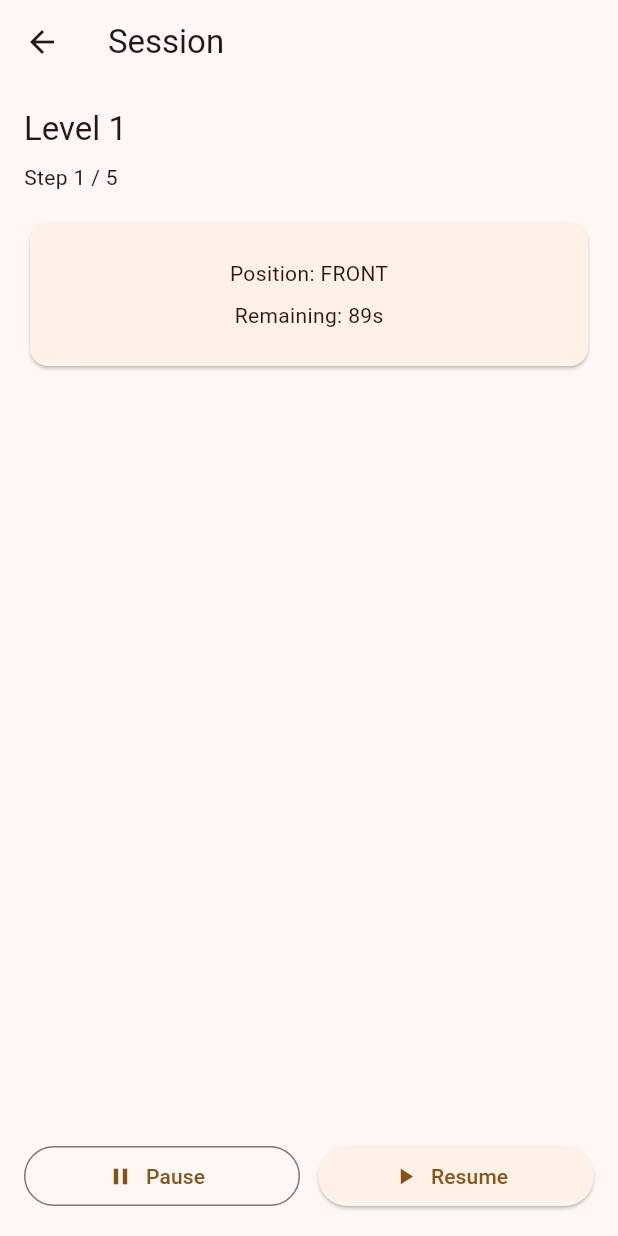
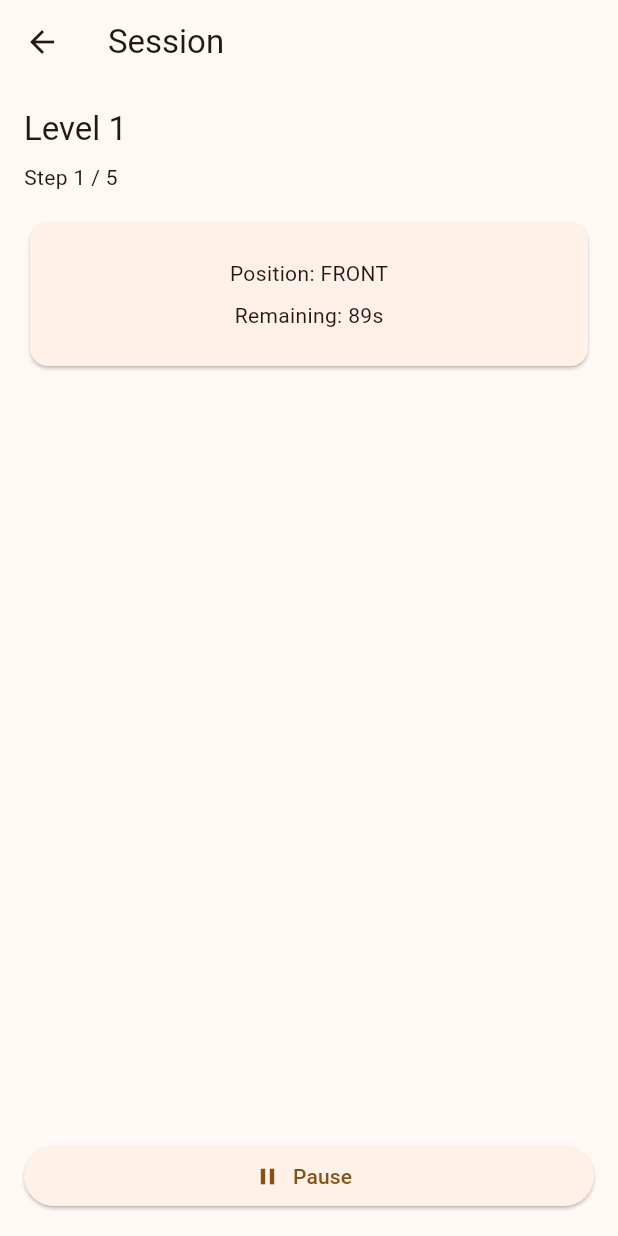
Before and after one commit to egovova11/sun_tan_app, a Flutter app: the screen it shows after launch, after a tap on "Start Program", after a tap on "Start Session", on a phone screen of 412 x 824 dp. Run offline on Flutter 3.47's test engine with Material 3 defaults, Android fonts, the phone set to English and light mode, and no system bars; our stand-ins replace equatable, flutter_bloc, flutter_local_notifications.

Commit message:
ui updates

```diff
--- a/lib/features/program/presentation/bloc/session_bloc.dart
+++ b/lib/features/program/presentation/bloc/session_bloc.dart
@@ -58,7 +58,7 @@ class SessionBloc extends Bloc<SessionEvent, SessionState> {
     await _tickerSub?.cancel();
     final isLastStep = state.stepIndex >= state.plan!.steps.length - 1;
     if (isLastStep) {
-      emit(state.copyWith(isActive: false));
+      emit(state.copyWith(isActive: false, isCompleted: true));
       if (onSessionComplete != null) await onSessionComplete!();
       return;
     }
@@ -71,7 +71,7 @@ class SessionBloc extends Bloc<SessionEvent, SessionState> {
 
   Future<void> _onFinish(FinishSession event, Emitter<SessionState> emit) async {
     await _tickerSub?.cancel();
-    emit(state.copyWith(isActive: false));
+    emit(state.copyWith(isActive: false, isCompleted: true));
     if (onSessionComplete != null) await onSessionComplete!();
   }
 
--- a/lib/features/program/presentation/bloc/session_state.dart
+++ b/lib/features/program/presentation/bloc/session_state.dart
@@ -8,12 +8,14 @@ class SessionState extends Equatable {
   final int stepIndex; // -1 when idle
   final int secondsElapsedInStep;
   final bool isActive;
+  final bool isCompleted;
 
   const SessionState({
     this.plan,
     this.stepIndex = -1,
     this.secondsElapsedInStep = 0,
     this.isActive = false,
+    this.isCompleted = false,
   });
 
   bool get isIdle => plan == null || stepIndex < 0;
@@ -32,15 +34,17 @@ class SessionState extends Equatable {
     int? stepIndex,
     int? secondsElapsedInStep,
     bool? isActive,
+    bool? isCompleted,
   }) {
     return SessionState(
       plan: plan ?? this.plan,
       stepIndex: stepIndex ?? this.stepIndex,
       secondsElapsedInStep: secondsElapsedInStep ?? this.secondsElapsedInStep,
       isActive: isActive ?? this.isActive,
+      isCompleted: isCompleted ?? this.isCompleted,
     );
   }
 
   @override
-  List<Object?> get props => [plan, stepIndex, secondsElapsedInStep, isActive];
+  List<Object?> get props => [plan, stepIndex, secondsElapsedInStep, isActive, isCompleted];
 }
--- a/lib/features/program/presentation/pages/home_page.dart
+++ b/lib/features/program/presentation/pages/home_page.dart
@@ -1,7 +1,6 @@
 import 'package:flutter/material.dart';
 import 'package:flutter_bloc/flutter_bloc.dart';
 
-import '../../../../di/di.dart';
 import '../../domain/rules/goltis_rules.dart';
 import '../bloc/program_bloc.dart';
 import '../bloc/program_event.dart';
@@ -73,6 +72,7 @@ class HomePage extends StatelessWidget {
                     final selected = await Navigator.of(context).push<int>(
                       MaterialPageRoute(builder: (_) => const LevelPickerPage()),
                     );
+                    if (!context.mounted) return;
                     if (selected != null) {
                       context.read<ProgramBloc>().add(OverrideLevel(selected));
                     }
--- a/lib/features/program/presentation/pages/session_page.dart
+++ b/lib/features/program/presentation/pages/session_page.dart
@@ -16,7 +16,7 @@ class SessionPage extends StatelessWidget {
       appBar: AppBar(title: const Text('Session')),
       body: BlocConsumer<SessionBloc, SessionState>(
         listener: (context, state) {
-          if (!state.isActive && !state.isIdle) {
+          if (state.isCompleted) {
             // session completed
             context.read<ProgramBloc>().add(CompleteCurrentLevel(DateTime.now().toUtc()));
             Navigator.of(context).pop();
@@ -50,24 +50,17 @@ class SessionPage extends StatelessWidget {
                   ),
                 ),
                 const Spacer(),
-                Row(
-                  children: [
-                    Expanded(
-                      child: OutlinedButton.icon(
+                if (state.isActive)
+                  ElevatedButton.icon(
                     onPressed: () => context.read<SessionBloc>().add(const PauseSession()),
                     icon: const Icon(Icons.pause),
                     label: const Text('Pause'),
-                      ),
-                    ),
-                    const SizedBox(width: 12),
-                    Expanded(
-                      child: ElevatedButton.icon(
+                  )
+                else
+                  ElevatedButton.icon(
                     onPressed: () => context.read<SessionBloc>().add(const ResumeSession()),
                     icon: const Icon(Icons.play_arrow),
                     label: const Text('Resume'),
-                      ),
-                    ),
-                  ],
                   ),
               ],
             ),
```
Also changed, not shown: 1 other file. Lines whose indentation alone changed are shown as unchanged.
